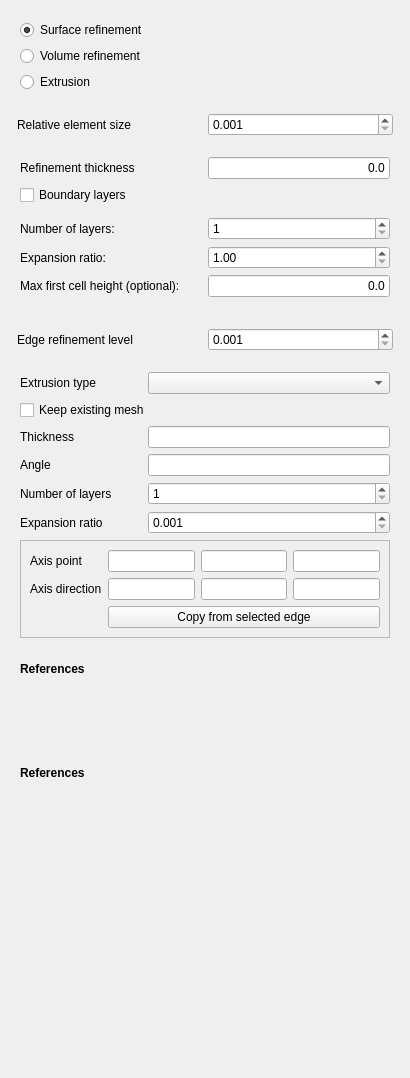
The window that Gui/TaskPanelCfdMeshRefinement.ui (jaheyns/CfdOF) describes before a commit, drawn with Qt 5.
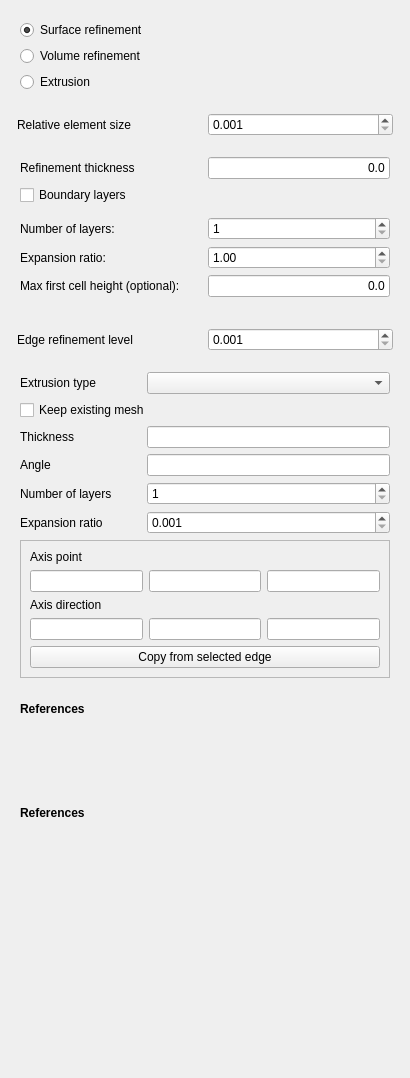
The same window after the commit. Custom widgets are drawn as their Qt base class.

Commit message: Reformat task panels so that vectors are displayed consistently as three input fields horizontally

```diff
--- a/Gui/TaskPanelCfdMeshRefinement.ui
+++ b/Gui/TaskPanelCfdMeshRefinement.ui
@@ -507,60 +507,7 @@
          <number>0</number>
         </property>
         <layout class="QGridLayout" name="gridLayout_12">
-         <item row="0" column="0">
-          <widget class="QLabel" name="label_11">
-           <property name="text">
-            <string>Axis point</string>
-           </property>
-          </widget>
-         </item>
-         <item row="0" column="1">
-          <widget class="Gui::InputField" name="axisPointXEdit">
-           <property name="singleStep" stdset="0">
-            <double>1.000000000000000</double>
-           </property>
-           <property name="unit" stdset="0">
-            <string notr="true">mm</string>
-           </property>
-           <property name="format" stdset="0">
-            <string>g</string>
-           </property>
-          </widget>
-         </item>
-         <item row="0" column="2">
-          <widget class="Gui::InputField" name="axisPointYEdit">
-           <property name="singleStep" stdset="0">
-            <double>1.000000000000000</double>
-           </property>
-           <property name="unit" stdset="0">
-            <string notr="true">mm</string>
-           </property>
-           <property name="format" stdset="0">
-            <string>g</string>
-           </property>
-          </widget>
-         </item>
-         <item row="0" column="3">
-          <widget class="Gui::InputField" name="axisPointZEdit">
-           <property name="singleStep" stdset="0">
-            <double>1.000000000000000</double>
-           </property>
-           <property name="unit" stdset="0">
-            <string notr="true">mm</string>
-           </property>
-           <property name="format" stdset="0">
-            <string>g</string>
-           </property>
-          </widget>
-         </item>
-         <item row="1" column="0">
-          <widget class="QLabel" name="label_12">
-           <property name="text">
-            <string>Axis direction</string>
-           </property>
-          </widget>
-         </item>
-         <item row="1" column="1">
+         <item row="3" column="1">
           <widget class="Gui::InputField" name="axisDirectionXEdit">
            <property name="singleStep" stdset="0">
             <double>1.000000000000000</double>
@@ -573,7 +520,33 @@
            </property>
           </widget>
          </item>
+         <item row="3" column="3">
+          <widget class="Gui::InputField" name="axisDirectionZEdit">
+           <property name="singleStep" stdset="0">
+            <double>1.000000000000000</double>
+           </property>
+           <property name="unit" stdset="0">
+            <string notr="true"/>
+           </property>
+           <property name="format" stdset="0">
+            <string>g</string>
+           </property>
+          </widget>
+         </item>
          <item row="1" column="2">
+          <widget class="Gui::InputField" name="axisPointYEdit">
+           <property name="singleStep" stdset="0">
+            <double>1.000000000000000</double>
+           </property>
+           <property name="unit" stdset="0">
+            <string notr="true">mm</string>
+           </property>
+           <property name="format" stdset="0">
+            <string>g</string>
+           </property>
+          </widget>
+         </item>
+         <item row="3" column="2">
           <widget class="Gui::InputField" name="axisDirectionYEdit">
            <property name="singleStep" stdset="0">
             <double>1.000000000000000</double>
@@ -587,7 +560,7 @@
           </widget>
          </item>
          <item row="1" column="3">
-          <widget class="Gui::InputField" name="axisDirectionZEdit">
+          <widget class="Gui::InputField" name="axisPointZEdit">
            <property name="singleStep" stdset="0">
             <double>1.000000000000000</double>
            </property>
@@ -599,13 +572,40 @@
            </property>
           </widget>
          </item>
-         <item row="2" column="1" colspan="3">
+         <item row="0" column="1" colspan="3">
+          <widget class="QLabel" name="label_11">
+           <property name="text">
+            <string>Axis point</string>
+           </property>
+          </widget>
+         </item>
+         <item row="1" column="1">
+          <widget class="Gui::InputField" name="axisPointXEdit">
+           <property name="singleStep" stdset="0">
+            <double>1.000000000000000</double>
+           </property>
+           <property name="unit" stdset="0">
+            <string notr="true">mm</string>
+           </property>
+           <property name="format" stdset="0">
+            <string>g</string>
+           </property>
+          </widget>
+         </item>
+         <item row="4" column="1" colspan="3">
           <widget class="QPushButton" name="pickAxisButton">
            <property name="text">
             <string>Copy from selected edge</string>
            </property>
           </widget>
          </item>
+         <item row="2" column="1" colspan="3">
+          <widget class="QLabel" name="label_12">
+           <property name="text">
+            <string>Axis direction</string>
+           </property>
+          </widget>
+         </item>
         </layout>
        </widget>
       </item>
```
Left out of the diff: 2 changed lines with no effect on the pictures. The commit also changes 11 other files.
